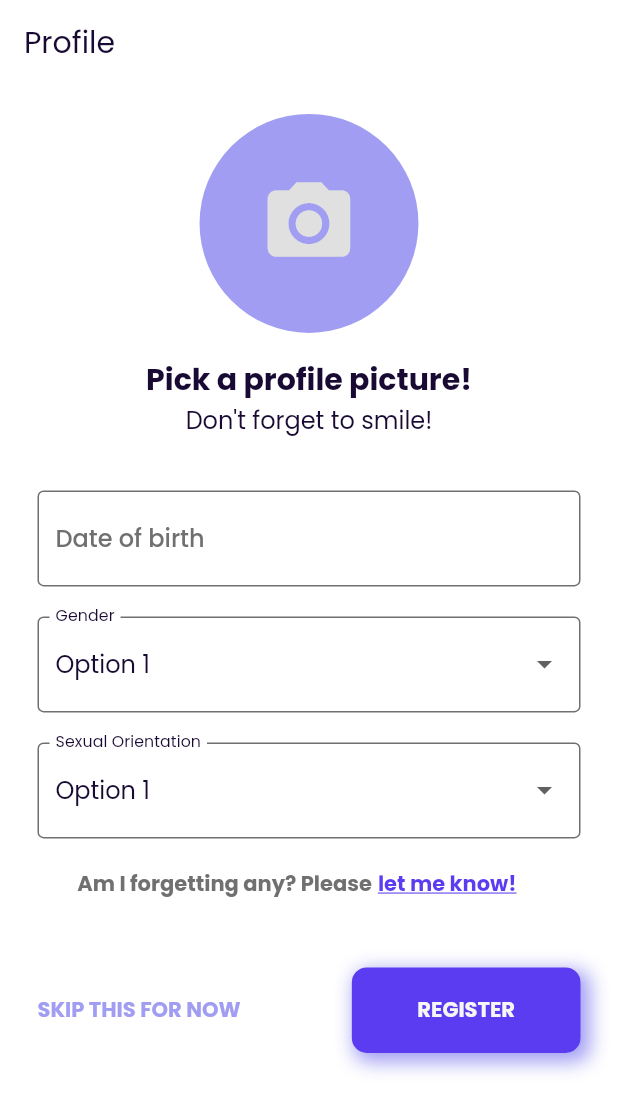
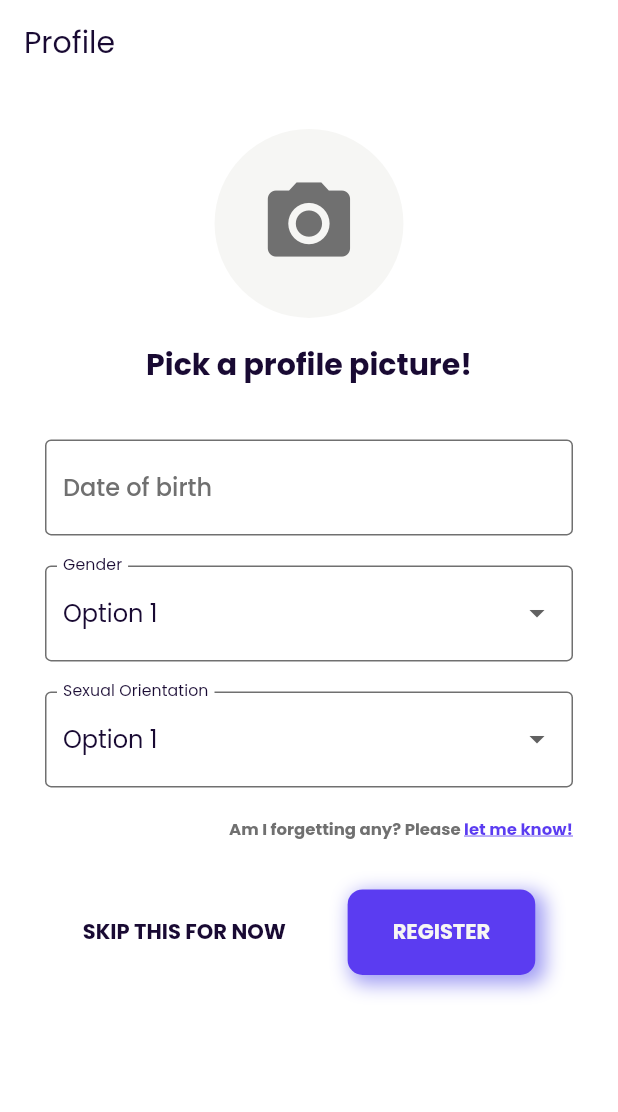
Before and after one commit to TrendingTechnology/isItSafe-APP, a Flutter app: the screen it shows after launch, after a tap on the "close" icon, after a tap on "LOGIN", after a tap on "Sign Up now.", on a phone screen of 412 x 824 dp. Shown: the top 1112 px of the screen. Run offline on Flutter 3.47's test engine with Material 2 defaults, Android fonts, the phone set to English and light mode, and no system bars; our stand-ins replace dio, flutter_svg, google_fonts, shared_preferences, simple_animations, smooth_page_indicator; project files that could hold a hidden picture were left out.

Commit message:
ajuste no onBoarding e na tela de perfil

```diff
--- a/lib/components/basic_button_item.dart
+++ b/lib/components/basic_button_item.dart
@@ -18,7 +18,7 @@ class BasicButton extends StatelessWidget {
     return GestureDetector(
       onTap: onTap,
       child: Container(
-        padding: EdgeInsets.fromLTRB(0, 18, 0, 18),
+        padding: EdgeInsets.fromLTRB(30, 18, 30, 18),
         decoration: BoxDecoration(
           color: color ?? Theme.of(context).primaryColor,
           borderRadius: BorderRadius.circular(10),
--- a/lib/components/on_boarding_page_template.dart
+++ b/lib/components/on_boarding_page_template.dart
@@ -55,7 +55,9 @@ class OnBoardingPageTemplate extends StatelessWidget {
                     padding: const EdgeInsets.only(right: 32.0),
                     child: IconButton(
                       icon: IconTheme(
-                        data: Theme.of(context).iconTheme,
+                        data: Theme.of(context)
+                            .iconTheme
+                            .copyWith(color: Colors.white),
                         child: Icon(
                           Icons.close,
                         ),
@@ -84,7 +86,8 @@ class OnBoardingPageTemplate extends StatelessWidget {
                     child: GestureDetector(
                       onTap: () async {
                         await CustomSharedPreferences.saveUsuarioOnBoarding(
-                            true);
+                          true,
+                        );
                         Navigator.of(context).pushReplacement(
                           CupertinoPageRoute(
                             builder: (context) => LoginPage(),
@@ -99,13 +102,16 @@ class OnBoardingPageTemplate extends StatelessWidget {
                           decoration: BoxDecoration(
                             borderRadius: BorderRadius.circular(8),
                             border: Border.all(
-                              color: Theme.of(context).primaryColor,
+                              color: Colors.white,
                               width: 1.5,
                             ),
                           ),
                           child: Text(
                             S.of(context).textLogin,
-                            style: Theme.of(context).textTheme.subtitle1,
+                            style:
+                                Theme.of(context).textTheme.subtitle1!.copyWith(
+                                      color: Colors.white,
+                                    ),
                             textAlign: TextAlign.center,
                           ),
                         ),
--- a/lib/pages/on_boarding_page.dart
+++ b/lib/pages/on_boarding_page.dart
@@ -62,22 +62,28 @@ class _OnBoardingPageState extends State<OnBoardingPage> {
         children: [
           TextSpan(
             text: "${S.of(context).textOnBoarding1_0} ",
-            style: Theme.of(context).textTheme.headline4,
+            style: Theme.of(context).textTheme.headline4!.copyWith(
+                  color: Colors.white,
+                ),
           ),
           TextSpan(
             text: "${S.of(context).textOnBoarding1_1} ",
             style: Theme.of(context).textTheme.headline4!.copyWith(
+                  color: Colors.white,
                   fontWeight: FontWeight.bold,
                 ),
           ),
           TextSpan(
             text: "${S.of(context).textOnBoarding1_2} ",
-            style: Theme.of(context).textTheme.headline4,
+            style: Theme.of(context).textTheme.headline4!.copyWith(
+                  color: Colors.white,
+                ),
           ),
           TextSpan(
             text: "${S.of(context).textOnBoarding1_3}.",
             style: Theme.of(context).textTheme.headline4!.copyWith(
                   fontWeight: FontWeight.bold,
+                  color: Colors.white,
                 ),
           ),
         ],
@@ -91,12 +97,15 @@ class _OnBoardingPageState extends State<OnBoardingPage> {
         children: [
           TextSpan(
             text: "${S.of(context).textOnBoarding2_0} ",
-            style: Theme.of(context).textTheme.headline4,
+            style: Theme.of(context).textTheme.headline4!.copyWith(
+                  color: Colors.white,
+                ),
           ),
           TextSpan(
             text: "${S.of(context).textOnBoarding2_1}.",
             style: Theme.of(context).textTheme.headline4!.copyWith(
                   fontWeight: FontWeight.bold,
+                  color: Colors.white,
                 ),
           ),
         ],
@@ -110,17 +119,22 @@ class _OnBoardingPageState extends State<OnBoardingPage> {
         children: [
           TextSpan(
             text: "${S.of(context).textOnBoarding3_0} ",
-            style: Theme.of(context).textTheme.headline4,
+            style: Theme.of(context).textTheme.headline4!.copyWith(
+                  color: Colors.white,
+                ),
           ),
           TextSpan(
             text: "${S.of(context).textOnBoarding3_1} ",
             style: Theme.of(context).textTheme.headline4!.copyWith(
+                  color: Colors.white,
                   fontWeight: FontWeight.bold,
                 ),
           ),
           TextSpan(
             text: "${S.of(context).textOnBoarding3_2}.",
-            style: Theme.of(context).textTheme.headline4,
+            style: Theme.of(context).textTheme.headline4!.copyWith(
+                  color: Colors.white,
+                ),
           ),
         ],
       ),
--- a/lib/pages/profile_registration_page.dart
+++ b/lib/pages/profile_registration_page.dart
@@ -1,3 +1,4 @@
+import 'package:flutter/gestures.dart';
 import 'package:flutter/material.dart';
 import 'package:flutter/rendering.dart';
 
@@ -9,6 +10,8 @@ import 'package:is_it_safe/presenter/ProfileRegistrationPresenter/profile_regist
 import 'package:is_it_safe/presenter/ProfileRegistrationPresenter/profile_registration_presenter.dart';
 import 'package:is_it_safe/utils/helpers/helpers.dart';
 import 'package:is_it_safe/utils/helpers/manage_dialogs.dart';
+import 'package:is_it_safe/utils/style/colors.dart';
+import 'package:is_it_safe/utils/style/text_size.dart';
 
 class ProfileRegistrationPage extends StatefulWidget {
   const ProfileRegistrationPage({Key? key}) : super(key: key);
@@ -20,13 +23,10 @@ class ProfileRegistrationPage extends StatefulWidget {
 
 class _ProfileRegistrationPageState extends State<ProfileRegistrationPage>
     implements ProfileRegistrationPageContract {
-  late ProfileRegistrationPresenter _registrationPresenter =
-      ProfileRegistrationPresenter(this, ProfileRegistrationBloc());
-
-  @override
-  navigateToHome() {
-    // TODO: implement navigateToHome
-  }
+  late ProfileRegistrationPresenter _presenter = ProfileRegistrationPresenter(
+    this,
+    ProfileRegistrationBloc(),
+  );
 
   @override
   onError({required String message}) {
@@ -44,177 +44,190 @@ class _ProfileRegistrationPageState extends State<ProfileRegistrationPage>
   }
 
   @override
+  choosePicture() {
+    // TODO: implement choosePicture
+    throw UnimplementedError();
+  }
+
+  @override
   Widget build(BuildContext context) {
     return Scaffold(
-      key: _registrationPresenter.scaffoldKey,
+      key: _presenter.scaffoldKey,
       appBar: AppBar(
-        title: Text(S.of(context).profileRegPageBarTitle,
-            style: Theme.of(context).textTheme.headline6!),
+        title: Text(
+          S.of(context).profileRegPageBarTitle,
+          style: Theme.of(context).textTheme.headline6!,
+        ),
         backgroundColor: Colors.transparent,
         elevation: 0,
       ),
-      body: Padding(
-        padding: const EdgeInsets.only(top: 20, right: 25, left: 25),
-        child: SingleChildScrollView(
+      body: SingleChildScrollView(
+        child: Padding(
+          padding: const EdgeInsets.all(30.0),
+          child: Form(
+            key: _presenter.formKey,
             child: Column(
               children: [
                 // ThemeSwitch(),
-              Padding(
+
+                ///Choose picture
+                GestureDetector(
+                  onTap: () {},
+                  child: Padding(
                     padding: const EdgeInsets.only(bottom: 16.0),
-                child: Align(
-                  alignment: Alignment.topCenter,
                     child: Container(
                       decoration: BoxDecoration(
-                      color: Theme.of(context).splashColor,
+                        color: Helpers.getColorFromTheme(
+                          context: context,
+                          darkModeColor: Theme.of(context).splashColor,
+                          lightModeColor: splashColorLight2,
+                        ),
                         shape: BoxShape.circle,
                       ),
                       child: Padding(
-                      padding: EdgeInsets.all(40),
+                        padding: EdgeInsets.all(30),
                         child: Icon(
                           Icons.camera_alt,
-                        color: Theme.of(context).buttonColor,
+                          color: Helpers.getColorFromTheme(
+                            context: context,
+                            darkModeColor: Theme.of(context).buttonColor,
+                            lightModeColor: greyColor,
+                          ),
                           size: MediaQuery.of(context).size.height * 0.08,
                         ),
                       ),
                     ),
                   ),
                 ),
+
+                ///Choose picture text
                 Padding(
                   padding: const EdgeInsets.only(bottom: 35.0),
-                child: RichText(
-                  textAlign: TextAlign.center,
-                  text: TextSpan(
-                    children: [
-                      TextSpan(
-                        text: "${S.of(context).profileRegPageTitle}\n",
+                  child: Text(
+                    S.of(context).profileRegPageTitle,
                     style: Theme.of(context)
                         .textTheme
                         .headline6!
                         .copyWith(fontWeight: FontWeight.bold),
                   ),
-                      TextSpan(
-                        text: S.of(context).profileRegPageSubtitle,
-                        style: Theme.of(context).textTheme.subtitle1!,
                 ),
-                    ],
-                  ),
-                ),
-              ),
-              Form(
-                key: _registrationPresenter.formKey,
-                child: Column(
-                  children: [
+
+                ///Input birthday
                 Padding(
                   padding: const EdgeInsets.only(bottom: 20.0),
                   child: TextFormField(
                     keyboardType: TextInputType.number,
                     decoration: InputDecoration(
-                            hintText: S.of(context).dateOfBirth),
+                      hintText: S.of(context).dateOfBirth,
                     ),
                   ),
+                ),
+
+                ///Input gender
                 Padding(
                   padding: const EdgeInsets.only(bottom: 20.0),
                   child: DropdownButtonFormField(
                     decoration: InputDecoration(
                       labelText: S.of(context).gender,
-                            labelStyle: Theme.of(context).textTheme.subtitle2),
-                        dropdownColor:
-                            Theme.of(context).scaffoldBackgroundColor,
-                        value: _registrationPresenter.provisionalOptions[0],
+                      labelStyle: Theme.of(context).textTheme.subtitle2,
+                    ),
+                    dropdownColor: Theme.of(context).scaffoldBackgroundColor,
+                    value: _presenter.provisionalOptions[0],
                     onChanged: (String? value) => setState(() {}),
-                        items: _registrationPresenter.getDropDownItens(),
+                    items: _presenter.getDropDownItens(),
                   ),
                 ),
+
+                ///Input sexual orientation
                 Padding(
                   padding: const EdgeInsets.only(bottom: 20.0),
                   child: DropdownButtonFormField<String>(
                     decoration: InputDecoration(
                       labelText: S.of(context).sexualOrientation,
-                            labelStyle: Theme.of(context).textTheme.subtitle2),
-                        dropdownColor:
-                            Theme.of(context).scaffoldBackgroundColor,
-                        value:
-                            _registrationPresenter.provisionalSexualOptions[0],
+                      labelStyle: Theme.of(context).textTheme.subtitle2,
+                    ),
+                    dropdownColor: Theme.of(context).scaffoldBackgroundColor,
+                    value: _presenter.provisionalSexualOptions[0],
                     onChanged: (String? value) => setState(() {}),
-                        items: _registrationPresenter.getDropDownItens(),
+                    items: _presenter.getDropDownItens(),
+                  ),
+                ),
+
+                ///Forgot any button
+                Align(
+                  alignment: Alignment.centerRight,
+                  child: RichText(
+                    text: TextSpan(
+                      children: [
+                        TextSpan(
+                          text: S.of(context).forgotGenderText + " ",
+                          style: Theme.of(context).textTheme.button!.copyWith(
+                                fontSize: TextSize.xxSmall,
+                                color: Helpers.getColorFromTheme(
+                                  context: context,
+                                  darkModeColor: Theme.of(context).buttonColor,
+                                  lightModeColor:
+                                      Theme.of(context).disabledColor,
+                                ),
+                              ),
+                        ),
+                        TextSpan(
+                          text: S.of(context).forgotGenderSubtext,
+                          recognizer: TapGestureRecognizer()
+                            ..onTap = navigateToForgot(),
+                          style: Theme.of(context).textTheme.button!.copyWith(
+                                fontSize: TextSize.xxSmall,
+                                decoration: TextDecoration.underline,
+                                color: Helpers.getColorFromTheme(
+                                  context: context,
+                                  darkModeColor: Theme.of(context).accentColor,
+                                  lightModeColor:
+                                      Theme.of(context).primaryColor,
+                                ),
+                              ),
+                        )
+                      ],
+                    ),
+                  ),
+                ),
+
+                ///Skip and Register buttons
+                Padding(
+                  padding: const EdgeInsets.only(top: 32.0),
+                  child: Row(
+                    mainAxisAlignment: MainAxisAlignment.spaceEvenly,
+                    children: [
+                      ///Skip button
+                      GestureDetector(
+                        onTap: () => _presenter.doRegister,
+                        child: Text(
+                          S.of(context).skipForNow.toUpperCase(),
+                          style: Theme.of(context).textTheme.button!.copyWith(
+                                color: Helpers.getColorFromTheme(
+                                  context: context,
+                                  darkModeColor: Theme.of(context).buttonColor,
+                                  lightModeColor: primaryTextColorLight,
+                                ),
+                              ),
+                        ),
+                      ),
+
+                      ///Register button
+                      Padding(
+                        padding: const EdgeInsets.only(left: 16),
+                        child: BasicButton(
+                          text: S.of(context).register,
+                          onTap: () => _presenter.doRegister,
                         ),
                       ),
                     ],
                   ),
-              ),
-              Container(
-                width: MediaQuery.of(context).size.width * 0.75,
-                child: Padding(
-                  padding: const EdgeInsets.only(bottom: 45.0),
-                  child: Align(
-                    alignment: Alignment.centerRight,
-                    child: Row(
-                      crossAxisAlignment: CrossAxisAlignment.end,
-                      children: [
-                        Padding(
-                          padding: const EdgeInsets.only(right: 4.0),
-                          child: Text(
-                            S.of(context).forgotGenderText,
-                            overflow: TextOverflow.ellipsis,
-                            style: Theme.of(context).textTheme.button!.copyWith(
-                                  color: Helpers.getColorFromTheme(
-                                      context: context,
-                                      darkModeColor:
-                                          Theme.of(context).buttonColor,
-                                      lightModeColor:
-                                          Theme.of(context).disabledColor),
-                                ),
-                          ),
-                        ),
-                        GestureDetector(
-                          child: Text(
-                            S.of(context).forgotGenderSubtext,
-                            style: Theme.of(context).textTheme.button!.copyWith(
-                                color: Helpers.getColorFromTheme(
-                                    context: context,
-                                    darkModeColor:
-                                        Theme.of(context).backgroundColor,
-                                    lightModeColor:
-                                        Theme.of(context).primaryColor),
-                                decoration: TextDecoration.underline),
-                          ),
-                          onTap: () => null,
                 ),
               ],
             ),
           ),
         ),
       ),
-              Padding(
-                padding: const EdgeInsets.only(bottom: 16.0),
-                child: Row(
-                  mainAxisAlignment: MainAxisAlignment.spaceBetween,
-                  children: [
-                    GestureDetector(
-                      onTap: () => null,
-                      child: Text(
-                        S.of(context).skipForNow.toUpperCase(),
-                        style: Theme.of(context).textTheme.button!.copyWith(
-                              fontWeight: FontWeight.bold,
-                              color: Helpers.getColorFromTheme(
-                                  context: context,
-                                  darkModeColor: Theme.of(context).buttonColor,
-                                  lightModeColor:
-                                      Theme.of(context).accentColor),
-                            ),
-                      ),
-                    ),
-                    Container(
-                      width: MediaQuery.of(context).size.width * 0.37,
-                      child: BasicButton(text: S.of(context).register),
-                    )
-                  ],
-                ),
-              )
-            ],
-          ),
-        ),
-      ),
     );
   }
 }
--- a/lib/presenter/ProfileRegistrationPresenter/profile_registration_contract.dart
+++ b/lib/presenter/ProfileRegistrationPresenter/profile_registration_contract.dart
@@ -1,8 +1,8 @@
 abstract class ProfileRegistrationPageContract {
   onError({required String message});
   registrationSuccess();
-  navigateToHome();
   navigateToForgot();
+  choosePicture();
 }
 
 abstract class ProfilePresenterContract {
--- a/lib/presenter/ProfileRegistrationPresenter/profile_registration_presenter.dart
+++ b/lib/presenter/ProfileRegistrationPresenter/profile_registration_presenter.dart
@@ -5,6 +5,8 @@ import 'package:is_it_safe/presenter/ProfileRegistrationPresenter/profile_regist
 class ProfileRegistrationPresenter implements ProfilePresenterContract {
   final ProfileRegistrationPageContract _contract;
   final ProfileRegistrationBloc _bloc;
+  final scaffoldKey = GlobalKey<ScaffoldState>();
+  final formKey = GlobalKey<FormState>();
 
   ProfileRegistrationPresenter(this._contract, this._bloc);
 
@@ -19,9 +21,6 @@ class ProfileRegistrationPresenter implements ProfilePresenterContract {
     "Option 2",
     "Option 3",
   ];
-
-  final scaffoldKey = GlobalKey<ScaffoldState>();
-  final formKey = GlobalKey<FormState>();
 
   @override
   doRegister() {
--- a/lib/utils/style/colors.dart
+++ b/lib/utils/style/colors.dart
@@ -19,6 +19,7 @@ const Color secondaryTextColorDark = Color(0xFF5B3CF1);
 const Color scaffoldBackgroundColorLight = Color(0xFFffffff);
 const Color accentColorLight = Color(0xFFA09DF3);
 const Color splashColorLight = Color(0xFFA09DF3);
+const Color splashColorLight2 = Color(0xFFF6F6F4);
 
 //LightMode Text Colors
 const Color primaryTextColorLight = Color(0xFF190A33);
```
Lines whose indentation alone changed are shown as unchanged.
